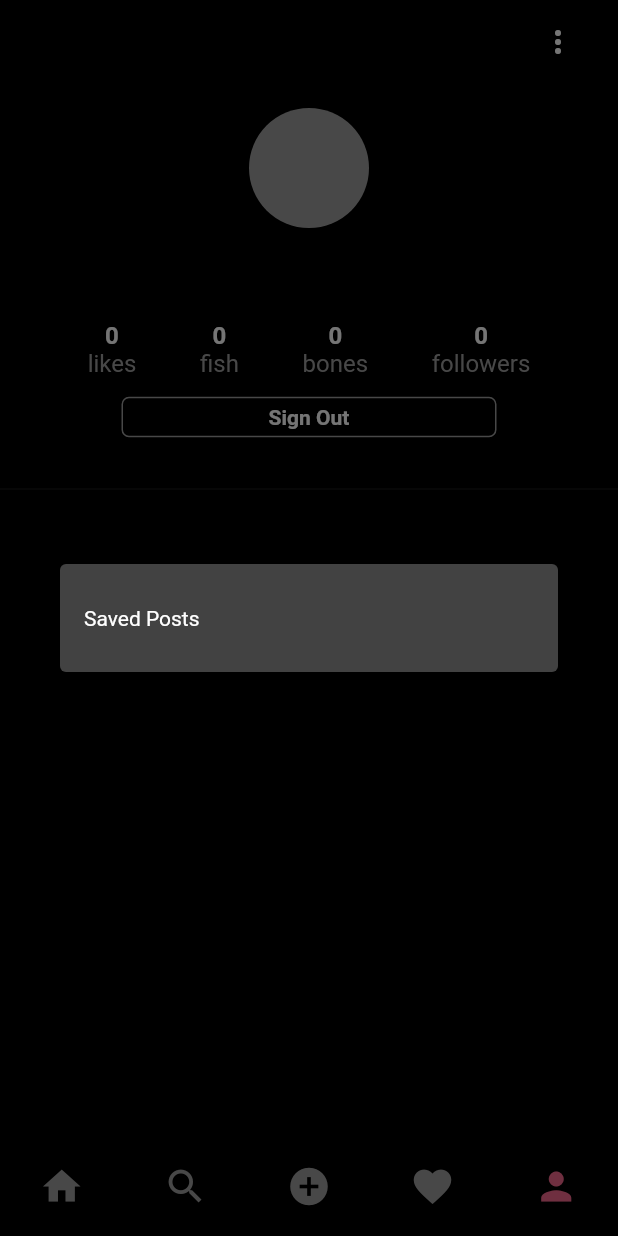
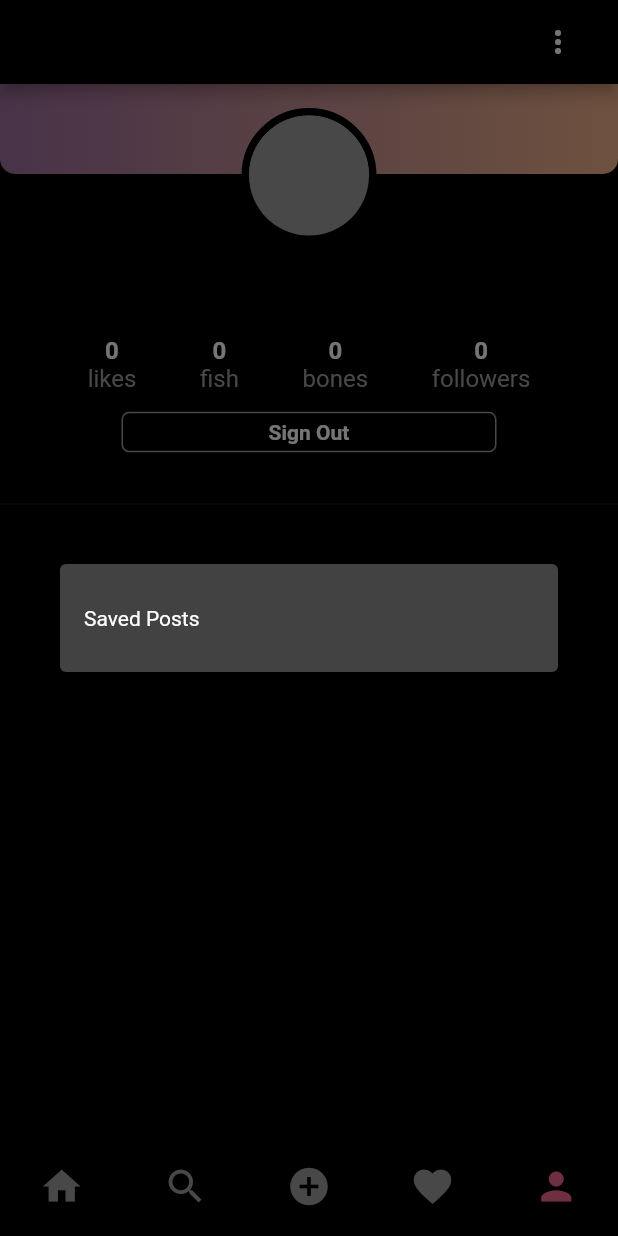
Before and after one commit to cschiappa/pets-social, a Flutter app: the screen it shows once a user with an empty profile is signed in, item 5 of the bottom bar chosen, after a tap on the "more vert" icon, on a phone screen of 412 x 824 dp. Run offline on Flutter 3.47's test engine with Material 2 defaults, Android fonts, the phone set to English and light mode, and no system bars; our stand-ins replace cloud_firestore, firebase_auth, firebase_core, firebase_storage, image_picker; accounts and stored records are empty; network calls fail; project files that could hold a hidden picture were left out.

Commit message:
changed layouts
-postcard
-profilescreen
-grid in search

```diff
--- a/lib/screens/add_post_screen.dart
+++ b/lib/screens/add_post_screen.dart
@@ -117,6 +117,7 @@ class _AddPostScreenState extends State<AddPostScreen> {
         ? Center(
             child: IconButton(
               icon: const Icon(Icons.upload),
+              iconSize: 50,
               onPressed: () => _selectImage(context),
             ),
           )
--- a/lib/screens/open_post_screen.dart
+++ b/lib/screens/open_post_screen.dart
@@ -6,6 +6,7 @@ import '../providers/user_provider.dart';
 import '../utils/colors.dart';
 import '../utils/global_variables.dart';
 import '../widgets/post_card.dart';
+import '../widgets/post_card_exp.dart';
 
 class OpenPost extends StatelessWidget {
   const OpenPost(
@@ -51,7 +52,7 @@ class OpenPost extends StatelessWidget {
                 horizontal: width > webScreenSize ? width * 0.3 : 0,
                 vertical: width > webScreenSize ? 15 : 0,
               ),
-              child: PostCard(
+              child: PostCardExp(
                 snap: snapshot.data!.docs[index].data(),
               ),
             ),
--- a/lib/screens/profile_screen.dart
+++ b/lib/screens/profile_screen.dart
@@ -130,19 +130,46 @@ class _ProfileScreenState extends State<ProfileScreen> {
               ),
               centerTitle: false,
             ),
-            body: ListView(
+            body: Stack(
+              children: [
+                Container(
+                  decoration: const BoxDecoration(
+                    borderRadius: BorderRadius.only(
+                      bottomLeft: Radius.circular(10.0),
+                      bottomRight: Radius.circular(10.0),
+                    ),
+                    gradient: LinearGradient(
+                      colors: [
+                        Color.fromARGB(255, 157, 110, 157), // Start color
+                        Color.fromARGB(255, 240, 177, 136), // End color
+                      ],
+                    ),
+                  ),
+                  alignment: Alignment.topCenter,
+                  height: 60,
+                ),
+                ListView(
                   children: [
                     Padding(
                       padding: const EdgeInsets.all(16),
                       child: Column(
                         children: [
                           //PROFILE PIC
-                      CircleAvatar(
+                          Container(
+                            decoration: BoxDecoration(
+                              shape: BoxShape.circle,
+                              border: Border.all(
+                                color: Colors.black, // Border color
+                                width: 5.0, // Border width
+                              ),
+                            ),
+                            child: CircleAvatar(
                               backgroundColor: Colors.grey,
                               backgroundImage: NetworkImage(
                                 userData['photoUrl'],
                               ),
                               radius: 40,
+                            ),
                           ),
                           //USERNAME
                           Container(
@@ -242,7 +269,8 @@ class _ProfileScreenState extends State<ProfileScreen> {
                           .where('uid', isEqualTo: userId)
                           .get(),
                       builder: (context, snapshot) {
-                    if (snapshot.connectionState == ConnectionState.waiting) {
+                        if (snapshot.connectionState ==
+                            ConnectionState.waiting) {
                           return const Center(
                             child: CircularProgressIndicator(),
                           );
@@ -286,6 +314,8 @@ class _ProfileScreenState extends State<ProfileScreen> {
                     ),
                   ],
                 ),
+              ],
+            ),
           );
   }
 
--- a/lib/screens/search_screen.dart
+++ b/lib/screens/search_screen.dart
@@ -89,8 +89,7 @@ class _SearchScreenState extends State<SearchScreen> {
                   return const Center(child: CircularProgressIndicator());
                 }
                 //search post grid
-                return StaggeredGridView.countBuilder(
-                  crossAxisCount: 3,
+                return MasonryGridView.builder(
                   itemCount: (snapshot.data! as dynamic).docs.length,
                   itemBuilder: (context, index) => GestureDetector(
                     onTap: () {
@@ -104,19 +103,18 @@ class _SearchScreenState extends State<SearchScreen> {
                             ),
                           ));
                     },
-                    child: Image.network(
-                        (snapshot.data! as dynamic).docs[index]['postUrl']),
+                    child: Padding(
+                      padding: const EdgeInsets.all(2.0),
+                      child: ClipRRect(
+                        borderRadius: BorderRadius.circular(12),
+                        child: Image.network(
+                            (snapshot.data! as dynamic).docs[index]['postUrl']),
+                      ),
+                    ),
                   ),
-                  staggeredTileBuilder: (index) => MediaQuery.of(context)
-                              .size
-                              .width >
-                          webScreenSize
-                      ? StaggeredTile.count(
-                          (index % 7 == 0) ? 1 : 1, (index % 7 == 0) ? 1 : 1)
-                      : StaggeredTile.count(
-                          (index % 7 == 0) ? 2 : 1, (index % 7 == 0) ? 2 : 1),
-                  mainAxisSpacing: 8,
-                  crossAxisSpacing: 8,
+                  gridDelegate:
+                      const SliverSimpleGridDelegateWithFixedCrossAxisCount(
+                          crossAxisCount: 2),
                 );
               },
             ),
--- a/pubspec.yaml
+++ b/pubspec.yaml
@@ -32,13 +32,15 @@ dependencies:
   cupertino_icons: ^1.0.2
   firebase_auth: ^4.7.2
   firebase_core: ^2.15.0
+  firebase_messaging: ^14.6.7
   firebase_storage: ^11.2.5
   flutter:
     sdk: flutter
-  flutter_staggered_grid_view: ^0.4.0
+  flutter_staggered_grid_view: ^0.7.0
   flutter_svg: ^2.0.7
   image_picker: ^1.0.1
   intl: ^0.18.1
+  liquid_pull_to_refresh: ^3.0.1
   provider: ^6.0.5
   uuid: ^3.0.7
 
```
Also changed, not shown: lib/widgets/post_card_exp.dart (+14 -9 lines), pubspec.lock, 1 other file. Lines whose indentation alone changed are shown as unchanged.
